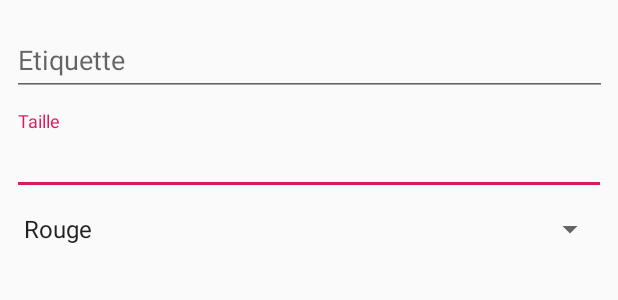
After one commit to Alexis-kgt/iMob, an Android app: the layout node_creation.xml on its own in the app's theme, with its tools: preview values and no code run, on a phone screen of 412 x 824 dp. The commit adds this screen. Shown: the top 300 px of the screen. Run offline under Robolectric (Android 15) with nearby library versions, the phone set to English and light mode, and no system bars.

Commit message:
Update 12/11

```diff
--- a/TP2/app/src/main/java/com/example/yoyob/tp2/Graph.java
+++ b/TP2/app/src/main/java/com/example/yoyob/tp2/Graph.java
@@ -47,6 +47,10 @@ public class Graph {
         return nodes;
     }
 
+    public void AddNode(Node n){
+        n.setHeight(MAX_X / 15);
+        this.nodes.add(n);
+    }
     /**
      * @param node le noeud à supprimer
      */
--- /dev/null
+++ b/TP2/app/src/main/res/layout/node_creation.xml
@@ -0,0 +1,63 @@
+<?xml version="1.0" encoding="utf-8"?>
+<android.support.constraint.ConstraintLayout xmlns:android="http://schemas.android.com/apk/res/android"
+    xmlns:app="http://schemas.android.com/apk/res-auto"
+    xmlns:tools="http://schemas.android.com/tools"
+    android:layout_width="match_parent"
+    android:layout_height="wrap_content">
+
+    <android.support.design.widget.TextInputLayout
+        android:id="@+id/tailleEditLayout"
+        android:layout_width="match_parent"
+        android:layout_height="58dp"
+        android:layout_marginStart="8dp"
+        android:layout_marginLeft="8dp"
+        android:layout_marginTop="8dp"
+        android:layout_marginEnd="8dp"
+        android:layout_marginRight="8dp"
+        android:hint="@string/size"
+        app:layout_constraintEnd_toEndOf="parent"
+        app:layout_constraintStart_toStartOf="parent"
+        app:layout_constraintTop_toBottomOf="@+id/etiquetteEditLayout">
+
+        <android.support.design.widget.TextInputEditText
+            android:id="@+id/tailleEditText"
+            android:layout_width="match_parent"
+            android:layout_height="wrap_content" />
+    </android.support.design.widget.TextInputLayout>
+
+    <android.support.design.widget.TextInputLayout
+        android:id="@+id/etiquetteEditLayout"
+        android:layout_width="match_parent"
+        android:layout_height="58dp"
+        android:layout_marginStart="8dp"
+        android:layout_marginLeft="8dp"
+        android:layout_marginTop="8dp"
+        android:layout_marginEnd="7dp"
+        android:layout_marginRight="7dp"
+        android:hint="@string/etiquette"
+        app:layout_constraintEnd_toEndOf="parent"
+        app:layout_constraintStart_toStartOf="parent"
+        app:layout_constraintTop_toTopOf="parent">
+
+        <android.support.design.widget.TextInputEditText
+            android:id="@+id/etiquetteEditText"
+            android:layout_width="match_parent"
+            android:layout_height="wrap_content" />
+    </android.support.design.widget.TextInputLayout>
+
+    <Spinner
+        android:id="@+id/colorSpinner"
+        android:layout_width="match_parent"
+        android:layout_height="25dp"
+        android:layout_marginStart="8dp"
+        android:layout_marginLeft="8dp"
+        android:layout_marginTop="8dp"
+        android:layout_marginEnd="8dp"
+        android:layout_marginRight="8dp"
+        android:entries="@array/node_colors"
+        app:layout_constraintEnd_toEndOf="parent"
+        app:layout_constraintStart_toStartOf="parent"
+        app:layout_constraintTop_toBottomOf="@+id/tailleEditLayout" />
+
+
+</android.support.constraint.ConstraintLayout>
```
Also changed, not shown: TP2/app/src/main/java/com/example/yoyob/tp2/MainActivity.java (+47 -4 lines), TP2/app/src/main/java/com/example/yoyob/tp2/Node.java (+16 -2 lines), TP2/app/src/main/res/layout/activity_main.xml (+9 -0 lines).
